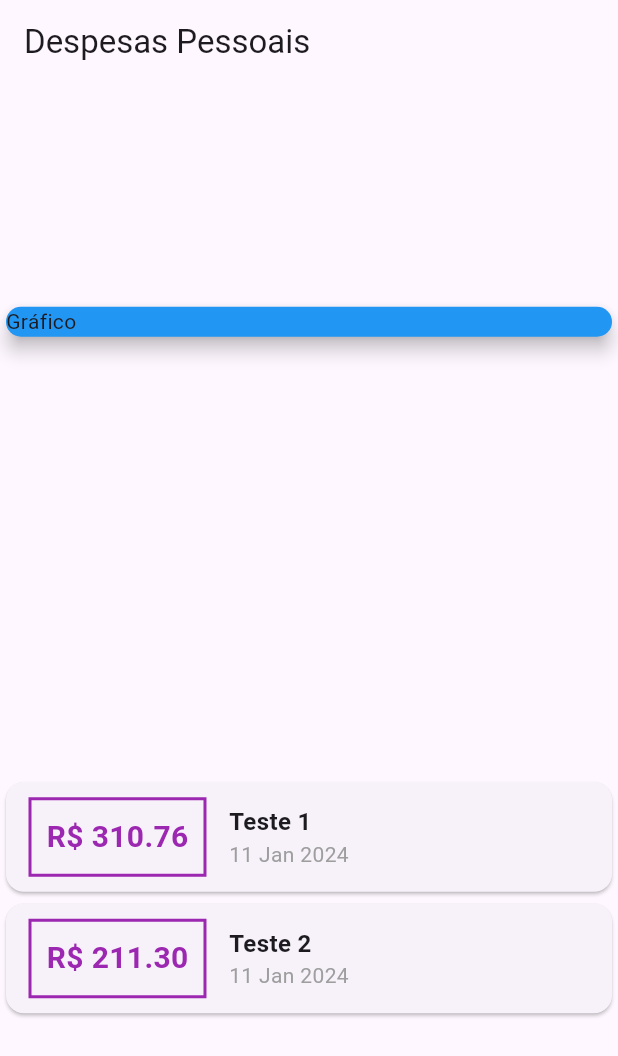
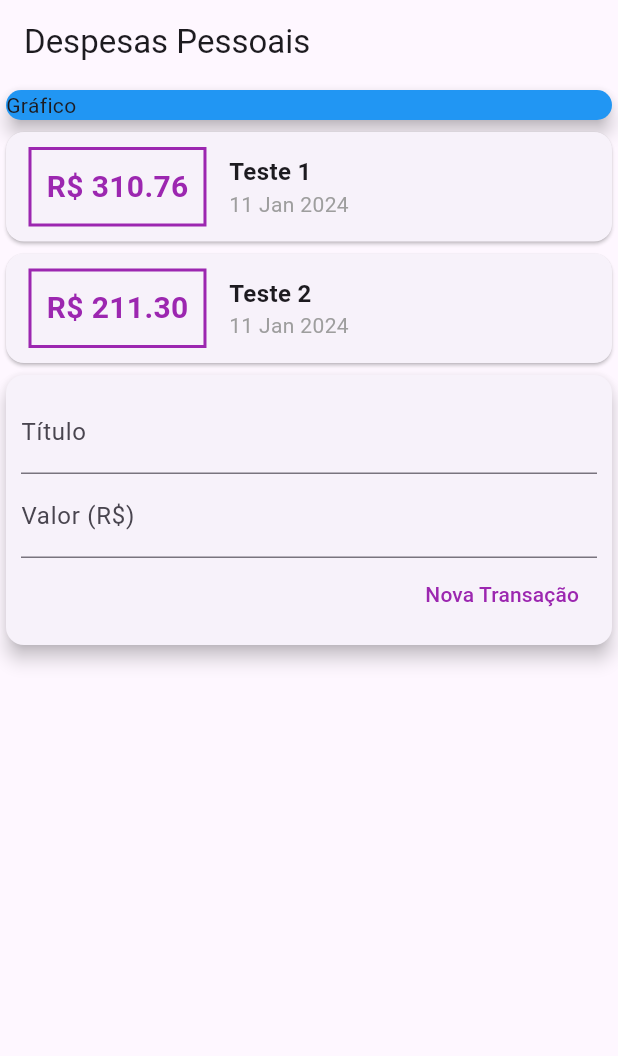
Before and after one commit to WesleyWir/expenses-flutter-app, a Flutter app: the screen it shows after launch, on a phone screen of 412 x 824 dp. Shown: the top 1056 px of the screen. Run offline on Flutter 3.47's test engine with Material 3 defaults, Android fonts, the light colour scheme and no system bars.

Commit message:
TextFields

```diff
--- a/lib/main.dart
+++ b/lib/main.dart
@@ -14,6 +14,9 @@ class ExpensesApp extends StatelessWidget {
 }
 
 class MyHomePage extends StatelessWidget {
+  final titleController = TextEditingController();
+  final valueController = TextEditingController();
+
   final _transactions = [
     Transaction(id: '1', title: 'Teste 1', value: 310.76, date: DateTime.now()),
     Transaction(id: '2', title: 'Teste 2', value: 211.30, date: DateTime.now()),
@@ -28,7 +31,6 @@ class MyHomePage extends StatelessWidget {
         title: const Text('Despesas Pessoais'),
       ),
       body: Column(
-        mainAxisAlignment: MainAxisAlignment.spaceAround,
         crossAxisAlignment: CrossAxisAlignment.stretch,
         children: <Widget>[
           Container(
@@ -39,7 +41,8 @@ class MyHomePage extends StatelessWidget {
               elevation: 5,
             ),
           ),
-          Column(children: <Widget>[
+          Column(
+            children: <Widget>[
               ..._transactions.map((tr) {
                 return Card(
                   child: Row(
@@ -85,7 +88,44 @@ class MyHomePage extends StatelessWidget {
                   ),
                 );
               }).toList()
+            ],
+          ),
+          Card(
+            elevation: 5,
+            child: Padding(
+              padding: const EdgeInsets.all(10),
+              child: Column(
+                children: <Widget>[
+                  TextField(
+                    controller: titleController,
+                    decoration: InputDecoration(
+                      labelText: 'Título',
+                    ),
+                  ),
+                  TextField(
+                    controller: valueController,
+                    decoration: InputDecoration(
+                      labelText: 'Valor (R\$)',
+                    ),
+                  ),
+                  Row(
+                      mainAxisAlignment: MainAxisAlignment.end,
+                      children: <Widget>[
+                        TextButton(
+                          child: Text(
+                            'Nova Transação',
+                            style: TextStyle(color: Colors.purple),
+                          ),
+                          onPressed: () {
+                            print(titleController.text);
+                            print(valueController.text);
+                          },
+                        )
                       ])
+                ],
+              ),
+            ),
+          )
         ],
       ),
     );
```
Lines whose indentation alone changed are shown as unchanged.
